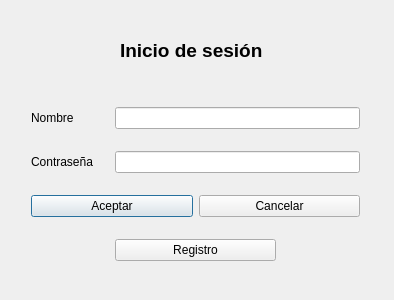
Before: the Qt Designer form dialog.ui in AdrianPrietoLozano/biblioteca, drawn with Qt 5.
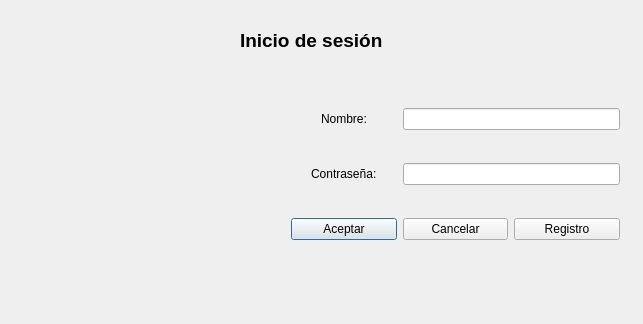
After: the same form once the commit is applied. Icons and pictures are not drawn.

Commit message: Se pueden hacer modificaciones a los libros, se pueden hacer préstamos y la contraseña de los empleados se encripta

```diff
--- a/dialog.ui
+++ b/dialog.ui
@@ -6,8 +6,8 @@
    <rect>
     <x>0</x>
     <y>0</y>
-    <width>394</width>
-    <height>300</height>
+    <width>643</width>
+    <height>324</height>
    </rect>
   </property>
   <property name="windowTitle">
@@ -16,8 +16,8 @@
   <widget class="QLabel" name="label">
    <property name="geometry">
     <rect>
-     <x>120</x>
-     <y>40</y>
+     <x>240</x>
+     <y>30</y>
      <width>161</width>
      <height>21</height>
     </rect>
@@ -36,52 +36,55 @@
   <widget class="QWidget" name="layoutWidget">
    <property name="geometry">
     <rect>
-     <x>20</x>
-     <y>80</y>
+     <x>280</x>
+     <y>70</y>
      <width>351</width>
      <height>211</height>
     </rect>
    </property>
    <layout class="QGridLayout" name="gridLayout">
-    <item row="2" column="0" colspan="2">
-     <widget class="QPushButton" name="pushButtonAceptar">
-      <property name="text">
-       <string>Aceptar</string>
-      </property>
-     </widget>
-    </item>
-    <item row="0" column="1" colspan="3">
-     <widget class="QLineEdit" name="lineEditNombre"/>
-    </item>
-    <item row="1" column="0">
+    <item row="1" column="0" alignment="Qt::AlignHCenter|Qt::AlignVCenter">
      <widget class="QLabel" name="label_3">
       <property name="text">
-       <string>Contraseña</string>
+       <string>Contraseña:</string>
       </property>
      </widget>
     </item>
-    <item row="2" column="2" colspan="2">
-     <widget class="QPushButton" name="pushButtonCancelar">
+    <item row="0" column="0" alignment="Qt::AlignHCenter|Qt::AlignVCenter">
+     <widget class="QLabel" name="label_2">
       <property name="text">
-       <string>Cancelar</string>
+       <string>Nombre:</string>
+      </property>
+      <property name="scaledContents">
+       <bool>false</bool>
       </property>
      </widget>
     </item>
-    <item row="1" column="1" colspan="3">
+    <item row="0" column="1" colspan="2">
+     <widget class="QLineEdit" name="lineEditNombre"/>
+    </item>
+    <item row="1" column="1" colspan="2">
      <widget class="QLineEdit" name="lineEditPass">
       <property name="echoMode">
        <enum>QLineEdit::Password</enum>
       </property>
      </widget>
     </item>
-    <item row="0" column="0">
-     <widget class="QLabel" name="label_2">
+    <item row="2" column="0">
+     <widget class="QPushButton" name="pushButtonAceptar">
       <property name="text">
-       <string>Nombre</string>
+       <string>Aceptar</string>
       </property>
      </widget>
     </item>
-    <item row="3" column="1" colspan="2">
+    <item row="2" column="1">
+     <widget class="QPushButton" name="pushButtonCancelar">
+      <property name="text">
+       <string>Cancelar</string>
+      </property>
+     </widget>
+    </item>
+    <item row="2" column="2">
      <widget class="QPushButton" name="pushButton">
       <property name="text">
        <string>Registro</string>
@@ -90,6 +93,19 @@
     </item>
    </layout>
   </widget>
+  <widget class="QLabel" name="label_image">
+   <property name="geometry">
+    <rect>
+     <x>20</x>
+     <y>60</y>
+     <width>251</width>
+     <height>250</height>
+    </rect>
+   </property>
+   <property name="text">
+    <string/>
+   </property>
+  </widget>
  </widget>
  <layoutdefault spacing="6" margin="11"/>
  <resources/>
```
Left out of the diff: 8 changed lines with no effect on the pictures. The commit also changes 25 other files.
